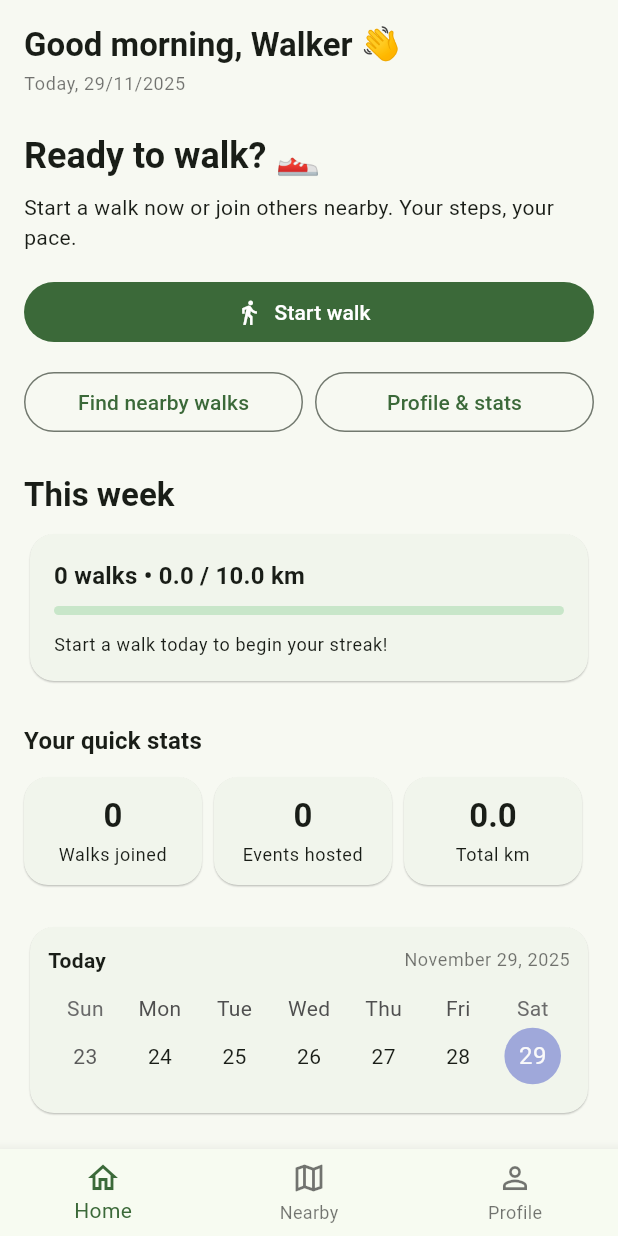
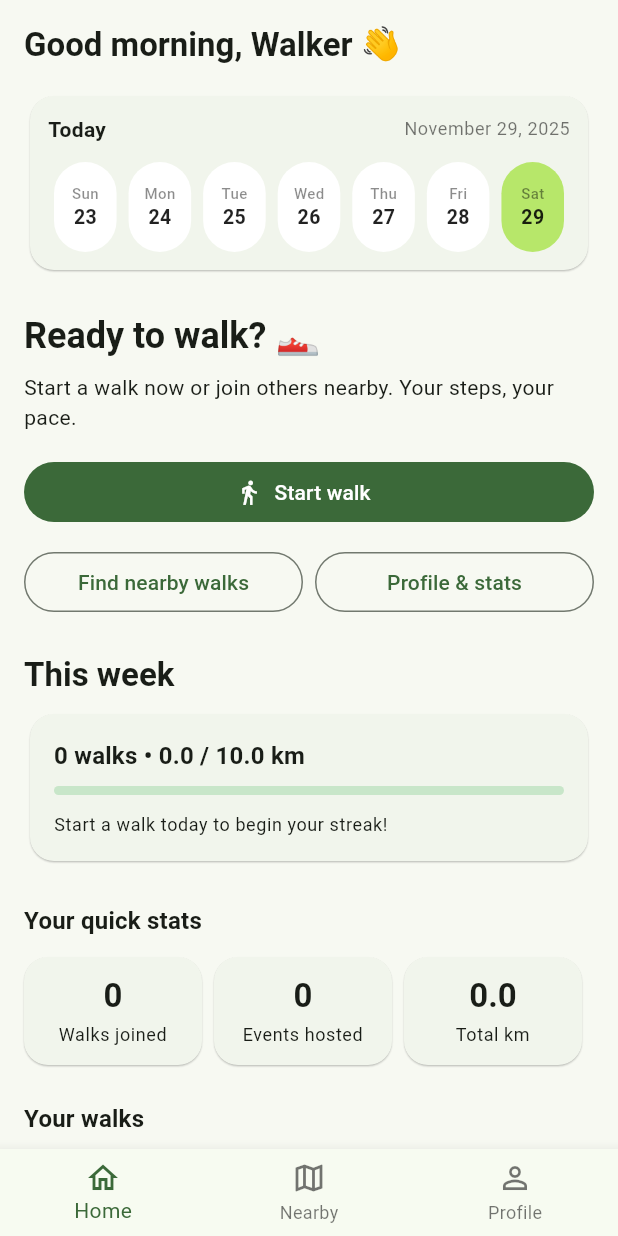
Before and after one commit to Ossi901990/Yalla-nemshi, a Flutter app: the screen it shows after launch, on a phone screen of 412 x 824 dp. Run offline on Flutter 3.47's test engine with Material 3 defaults, Android fonts, the phone set to English and light mode, and no system bars; drawn by our look-alikes of table_calendar; our stand-ins replace flutter_local_notifications, google_maps_flutter, image_picker, shared_preferences, timezone; accounts and stored records are empty.

Commit message:
edited calender view

```diff
--- a/lib/screens/home_screen.dart
+++ b/lib/screens/home_screen.dart
@@ -25,6 +25,7 @@ class _HomeScreenState extends State<HomeScreen> {
 
   // TODO: Replace with real user name from profile/auth.
   String _userName = 'Walker';
+    DateTime _selectedDay = DateTime.now();
 
   String _greetingForTime() {
     final hour = DateTime.now().hour;
@@ -79,6 +80,32 @@ class _HomeScreenState extends State<HomeScreen> {
       return !d.isBefore(start) && d.isBefore(end);
     }).toList();
   }
+    Widget _buildDayPill(String label, int dayNumber, bool isSelected) {
+    return Column(
+      mainAxisSize: MainAxisSize.min,
+      mainAxisAlignment: MainAxisAlignment.center,
+      children: [
+        Text(
+          label,
+          maxLines: 1,
+          style: TextStyle(
+            fontSize: 10,                         // smaller
+            color: isSelected ? Colors.black87 : Colors.black45,
+            fontWeight: FontWeight.w500,
+          ),
+        ),
+        Text(
+          '$dayNumber',
+          style: const TextStyle(
+            fontSize: 13,                         // smaller
+            fontWeight: FontWeight.w600,
+            color: Colors.black87,
+          ),
+        ),
+      ],
+    );
+  }
+
 
   int get _weeklyWalkCount => _myWalksThisWeek.length;
 
@@ -289,16 +316,137 @@ class _HomeScreenState extends State<HomeScreen> {
                       fontWeight: FontWeight.bold,
                     ),
                   ),
-                  const SizedBox(height: 4),
-                  Text(
-                    'Today, ${today.day}/${today.month}/${today.year}',
-                    style: theme.textTheme.bodySmall?.copyWith(
-                      color: Colors.black54,
+                  const SizedBox(height: 16),
+
+                  // --- DATE CARD + CALENDAR (high on the screen) ---
+                  Card(
+                    shape: RoundedRectangleBorder(
+                      borderRadius: BorderRadius.circular(16),
+                    ),
+                    elevation: 0.5,
+                    child: Padding(
+                      padding: const EdgeInsets.all(12),
+                      child: Column(
+                        crossAxisAlignment: CrossAxisAlignment.start,
+                        children: [
+                          Row(
+                            mainAxisAlignment: MainAxisAlignment.spaceBetween,
+                            children: [
+                              Text(
+                                'Today',
+                                style: theme.textTheme.bodyMedium?.copyWith(
+                                  fontWeight: FontWeight.bold,
+                                ),
+                              ),
+                              Text(
+                                _formatFullDate(today),
+                                style: theme.textTheme.bodySmall?.copyWith(
+                                  color: Colors.black54,
+                                ),
+                              ),
+                            ],
+                          ),
+                          const SizedBox(height: 12),
+                                                   TableCalendar(
+                            firstDay: DateTime.utc(2020, 1, 1),
+                            lastDay: DateTime.utc(2030, 12, 31),
+                            focusedDay: _selectedDay,
+                            selectedDayPredicate: (day) =>
+                                isSameDay(day, _selectedDay),
+                            calendarFormat: CalendarFormat.week,
+                            headerVisible: false,
+                            daysOfWeekVisible: false,
+                            rowHeight: 60,
+                            eventLoader: (day) => _eventsForDay(day),
+
+                                                             calendarStyle: CalendarStyle(
+                              isTodayHighlighted: false,
+                              outsideDaysVisible: false,
+                              cellMargin:
+                                  const EdgeInsets.symmetric(horizontal: 4),
+                            ),
+                            calendarBuilders: CalendarBuilders(
+                              defaultBuilder: (context, day, focusedDay) {
+                                const labels = [
+                                  'Mon',
+                                  'Tue',
+                                  'Wed',
+                                  'Thu',
+                                  'Fri',
+                                  'Sat',
+                                  'Sun',
+                                ];
+                                final label = labels[day.weekday - 1];
+
+                                                                return Container(
+                                  margin: const EdgeInsets.symmetric(
+                                      horizontal: 4, vertical: 0),
+                                  padding: const EdgeInsets.symmetric(
+                                      vertical: 4, horizontal: 10),
+                                  decoration: BoxDecoration(
+                                    color: Colors.white,   // or green for selected
+                                    borderRadius: BorderRadius.circular(999),
+                                  ),
+                                  child: _buildDayPill(
+                                    label,
+                                    day.day,
+                                    false,                 // or true in selected
+                                  ),
+                                );
+
+                              },
+                              selectedBuilder: (context, day, focusedDay) {
+                                const labels = [
+                                  'Mon',
+                                  'Tue',
+                                  'Wed',
+                                  'Thu',
+                                  'Fri',
+                                  'Sat',
+                                  'Sun',
+                                ];
+                                final label = labels[day.weekday - 1];
+
+                                                           return Container(
+                                  margin: const EdgeInsets.symmetric(
+                                      horizontal: 4, vertical: 0),
+                                  padding: const EdgeInsets.symmetric(
+                                      vertical: 4, horizontal: 10),
+                                  decoration: BoxDecoration(
+                                                                        color: const Color(0xFFB7E76A),
+   // or green for selected
+                                    borderRadius: BorderRadius.circular(999),
+                                  ),
+                                  child: _buildDayPill(
+                                    label,
+                                    day.day,
+                                    false,                 // or true in selected
+                                  ),
+                                );
+
+                              },
+                            ),
+
+
+                            onDaySelected: (selectedDay, focusedDay) {
+                              setState(() {
+                                _selectedDay = selectedDay;
+                              });
+
+                              final events = _eventsForDay(selectedDay);
+                              if (events.isNotEmpty) {
+                                _navigateToDetails(events.first);
+                              }
+                            },
+                          ),
+
+                        ],
+                      ),
                     ),
                   ),
                   const SizedBox(height: 24),
 
-                  // --- MAIN ACTION FIRST: Start walk ---
+                  // --- MAIN ACTION: Start walk ---
                   Text(
                     'Ready to walk? 👟',
                     style: theme.textTheme.headlineSmall?.copyWith(
@@ -314,8 +462,7 @@ class _HomeScreenState extends State<HomeScreen> {
                   SizedBox(
                     width: double.infinity,
                     child: FilledButton.icon(
-                      onPressed:
-                          _openCreateWalk, // TODO: later can be live-walk screen
+                      onPressed: _openCreateWalk,
                       icon: const Icon(Icons.directions_walk_outlined),
                       label: const Text('Start walk'),
                     ),
@@ -345,7 +492,7 @@ class _HomeScreenState extends State<HomeScreen> {
 
                   const SizedBox(height: 24),
 
-                  // --- WEEKLY SUMMARY AFTER MAIN ACTION ---
+                  // --- WEEKLY SUMMARY ---
                   Text(
                     'This week',
                     style: theme.textTheme.titleLarge?.copyWith(
@@ -384,55 +531,6 @@ class _HomeScreenState extends State<HomeScreen> {
                   ),
                   const SizedBox(height: 24),
 
-                  // --- DATE CARD + CALENDAR ---
-                  Card(
-                    shape: RoundedRectangleBorder(
-                      borderRadius: BorderRadius.circular(16),
-                    ),
-                    elevation: 0.5,
-                    child: Padding(
-                      padding: const EdgeInsets.all(12),
-                      child: Column(
-                        crossAxisAlignment: CrossAxisAlignment.start,
-                        children: [
-                          Row(
-                            mainAxisAlignment: MainAxisAlignment.spaceBetween,
-                            children: [
-                              Text(
-                                'Today',
-                                style: theme.textTheme.bodyMedium?.copyWith(
-                                  fontWeight: FontWeight.bold,
-                                ),
-                              ),
-                              Text(
-                                _formatFullDate(today),
-                                style: theme.textTheme.bodySmall?.copyWith(
-                                  color: Colors.black54,
-                                ),
-                              ),
-                            ],
-                          ),
-                          const SizedBox(height: 12),
-                          TableCalendar(
-                            firstDay: DateTime.utc(2020, 1, 1),
-                            lastDay: DateTime.utc(2030, 12, 31),
-                            focusedDay: today,
-                            calendarFormat: CalendarFormat.week,
-                            headerVisible: false,
-                            eventLoader: (day) => _eventsForDay(day),
-                            onDaySelected: (selectedDay, focusedDay) {
-                              final events = _eventsForDay(selectedDay);
-                              if (events.isNotEmpty) {
-                                _navigateToDetails(events.first);
-                              }
-                            },
-                          ),
-                        ],
-                      ),
-                    ),
-                  ),
-                  const SizedBox(height: 24),
-
                   // --- LIST OF HOSTED WALKS ---
                   Text(
                     'Your walks',
@@ -460,7 +558,10 @@ class _HomeScreenState extends State<HomeScreen> {
               itemCount: _myHostedWalks.length,
               itemBuilder: (context, index) {
                 final e = _myHostedWalks[index];
-                return _WalkCard(event: e, onTap: () => _navigateToDetails(e));
+                return _WalkCard(
+                  event: e,
+                  onTap: () => _navigateToDetails(e),
+                );
               },
             ),
         ],
@@ -488,7 +589,9 @@ class _WeeklySummaryCard extends StatelessWidget {
     final progress = (kmGoal == 0) ? 0.0 : (kmSoFar / kmGoal).clamp(0.0, 1.0);
 
     return Card(
-      shape: RoundedRectangleBorder(borderRadius: BorderRadius.circular(16)),
+      shape: RoundedRectangleBorder(
+        borderRadius: BorderRadius.circular(16),
+      ),
       elevation: 0.5,
       child: Padding(
         padding: const EdgeInsets.all(16),
@@ -537,7 +640,9 @@ class _StatCard extends StatelessWidget {
     return Expanded(
       child: Card(
         margin: const EdgeInsets.only(right: 8),
-        shape: RoundedRectangleBorder(borderRadius: BorderRadius.circular(16)),
+        shape: RoundedRectangleBorder(
+          borderRadius: BorderRadius.circular(16),
+        ),
         elevation: 0.5,
         child: Padding(
           padding: const EdgeInsets.symmetric(vertical: 12, horizontal: 8),
@@ -583,7 +688,9 @@ class _WalkCard extends StatelessWidget {
     final theme = Theme.of(context);
     return Card(
       margin: const EdgeInsets.symmetric(horizontal: 12, vertical: 4),
-      shape: RoundedRectangleBorder(borderRadius: BorderRadius.circular(16)),
+      shape: RoundedRectangleBorder(
+        borderRadius: BorderRadius.circular(16),
+      ),
       elevation: 0.5,
       child: ListTile(
         onTap: onTap,
```
